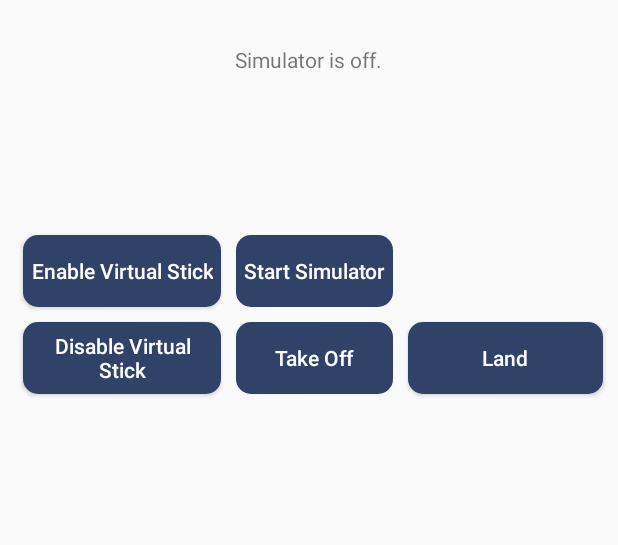
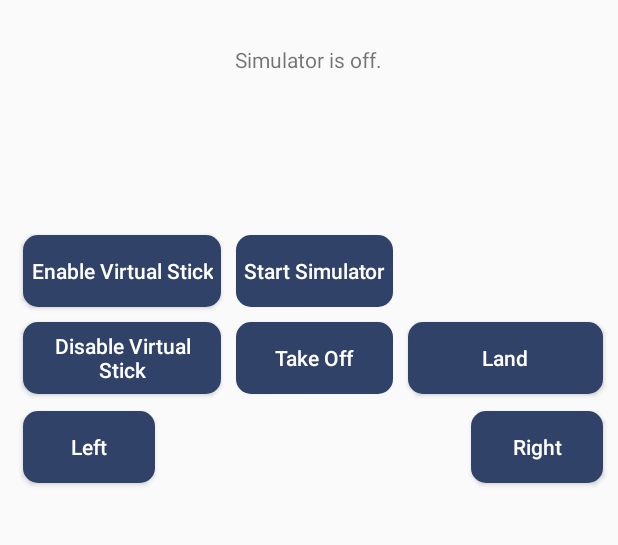
Before and after one commit to aimtechackathon2017/dron, an Android app: the layout activity_main.xml on its own in the app's theme, with its tools: preview values and no code run, on a phone screen of 412 x 824 dp, the part 60-605 px from its top. Run offline under Robolectric (Android 15) with nearby library versions, the phone set to English and light mode, and no system bars.

Commit message:
Tlačítka na pohyb do stran

```diff
--- a/Android-SimulatorDemo-master/DJISimulatorDemo/app/src/main/res/layout/activity_main.xml
+++ b/Android-SimulatorDemo-master/DJISimulatorDemo/app/src/main/res/layout/activity_main.xml
@@ -75,6 +75,26 @@
         android:layout_marginTop="0dp"
         android:layout_alignEnd="@+id/btn_start_simulator" />
 
+    <Button
+        android:id="@+id/btn_right"
+        style="@style/common_button"
+        android:layout_width="wrap_content"
+        android:layout_height="wrap_content"
+        android:layout_alignBaseline="@+id/btn_left"
+        android:layout_alignBottom="@+id/btn_left"
+        android:layout_alignEnd="@+id/directionJoystickLeft"
+        android:text="Right"/>
+
+    <Button
+        android:id="@+id/btn_left"
+        style="@style/common_button"
+        android:layout_width="wrap_content"
+        android:layout_height="wrap_content"
+        android:text="Left"
+        android:layout_marginTop="11dp"
+        android:layout_below="@+id/btn_disable_virtual_stick"
+        android:layout_alignStart="@+id/btn_disable_virtual_stick"/>
+
     <ToggleButton
         android:id="@+id/btn_start_simulator"
         android:layout_width="wrap_content"
```
Also changed, not shown: Android-SimulatorDemo-master/DJISimulatorDemo/app/src/main/java/cz/hackathon/dron/MainActivity.java (+73 -17 lines), 1 other file.
